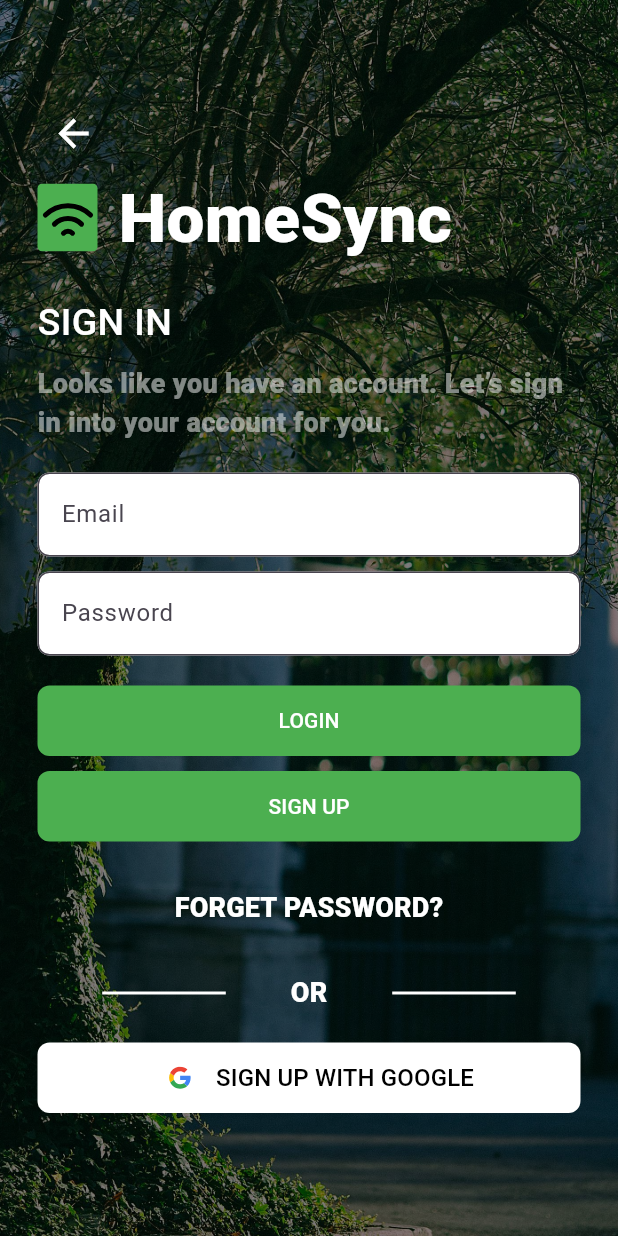
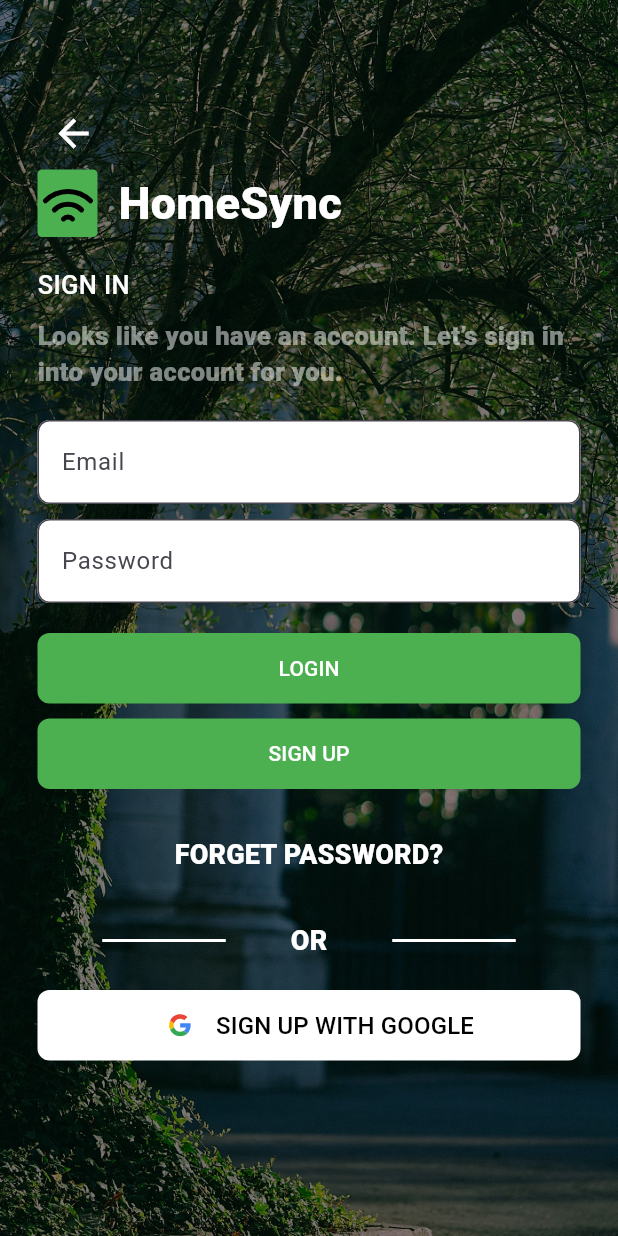
Before and after one commit to Tuyisenge2/E-commrcer-SPA-flutter, a Flutter app: the screen it shows after launch, after a tap on "Get Started", on a phone screen of 412 x 824 dp. Run offline on Flutter 3.47's test engine with Material 3 defaults, Android fonts, the phone set to English and light mode, and no system bars; our stand-ins replace flutter_svg, go_router.

Commit message:
feat-implement-respondig text

```diff
--- /dev/null
+++ b/lib/components/responsive_text.dart
@@ -0,0 +1,33 @@
+import 'package:flutter/material.dart';
+
+class ResponsiveText extends StatelessWidget {
+  final String text;
+  final Color textColor;
+  final double fontSize;
+  final FontWeight fontweight;
+
+  const ResponsiveText({
+    super.key,
+    required this.textColor,
+    required this.fontSize,
+    required this.text,
+    this.fontweight = FontWeight.w500,
+  });
+
+  @override
+  Widget build(BuildContext context) {
+    return Flexible(
+      child: FittedBox(
+        fit: BoxFit.scaleDown,
+        child: Text(
+          text,
+          style: TextStyle(
+            fontSize: fontSize,
+            color: textColor,
+            fontWeight: fontweight,
+          ),
+        ),
+      ),
+    );
+  }
+}
--- a/lib/pages/Dashboard/dashboard.dart
+++ b/lib/pages/Dashboard/dashboard.dart
@@ -37,6 +37,7 @@
               decoration: BoxDecoration(color: Colors.blue),
             ),
           ),
+
         ],
       ),
     );
--- a/lib/pages/login.dart
+++ b/lib/pages/login.dart
@@ -4,13 +4,15 @@
 import 'package:new_app/components/back_button.dart';
 import 'package:new_app/components/forget_button.dart';
 import 'package:new_app/components/input_field.dart';
+import 'package:new_app/components/responsive_text.dart';
 
 class Login extends StatelessWidget {
   @override
   Widget build(BuildContext context) {
-    double screenWidth = MediaQuery.of(context).size.width;
     return Container(
       padding: EdgeInsets.only(left: 25, top: 65, right: 25),
+      width: double.infinity,
+      height: double.infinity,
       decoration: BoxDecoration(
         image: DecorationImage(
           image: AssetImage('assets/images/greenPlant.jpg'),
@@ -34,7 +36,9 @@
 
               Row(
                 children: [
-                  Container(
+                  Flexible(
+                    // fit: FlexFit.tight,
+                    child: Container(
                       height: 45,
                       width: 40,
                       decoration: BoxDecoration(
@@ -43,32 +47,33 @@
                       ),
                       child: SvgPicture.asset('assets/icons/wifi.svg'),
                     ),
+                  ),
                   SizedBox(width: 14),
-                  Text(
-                    'HomeSync',
-                    style: TextStyle(
-                      color: Colors.white,
-                      fontSize: 45,
-                      fontWeight: FontWeight.w900,
-                    ),
+                  ResponsiveText(
+                    text: 'HomeSync',
+                    textColor: Colors.white,
+                    fontSize: 30,
+                    fontweight: FontWeight.w900,
                   ),
                 ],
               ),
               SizedBox(height: 20),
+
               Text(
                 "SIGN IN",
                 style: TextStyle(
                   color: Colors.white,
-                  fontSize: 25,
+                  fontSize: 17,
                   fontWeight: FontWeight.w500,
                 ),
               ),
+
               SizedBox(height: 10),
               Text(
                 "Looks like you have an account. Let’s sign in into your account for you.",
                 style: TextStyle(
                   color: Colors.white.withOpacity(0.5),
-                  fontSize: 18,
+                  fontSize: 17,
                   fontWeight: FontWeight.w900,
                 ),
               ),
@@ -180,9 +185,20 @@
                         height: 15,
                         child: SvgPicture.asset('assets/icons/google-icon.svg'),
                       ),
-                      Text(
-                        "SIGN UP WITH GOOGLE",
-                        style: TextStyle(color: Colors.black, fontSize: 16),
+
+                      // Flexible(
+                      //   child: FittedBox(
+                      //     fit: BoxFit.scaleDown,
+                      //     child: Text(
+                      //       "SIGN UP WITH GOOGLE",
+                      //       style: TextStyle(color: Colors.black, fontSize: 16),
+                      //     ),
+                      //   ),
+                      // ),
+                      ResponsiveText(
+                        text: "SIGN UP WITH GOOGLE",
+                        textColor: Colors.black,
+                        fontSize: 16,
                       ),
                     ],
                   ),
```
Lines whose indentation alone changed are shown as unchanged.
